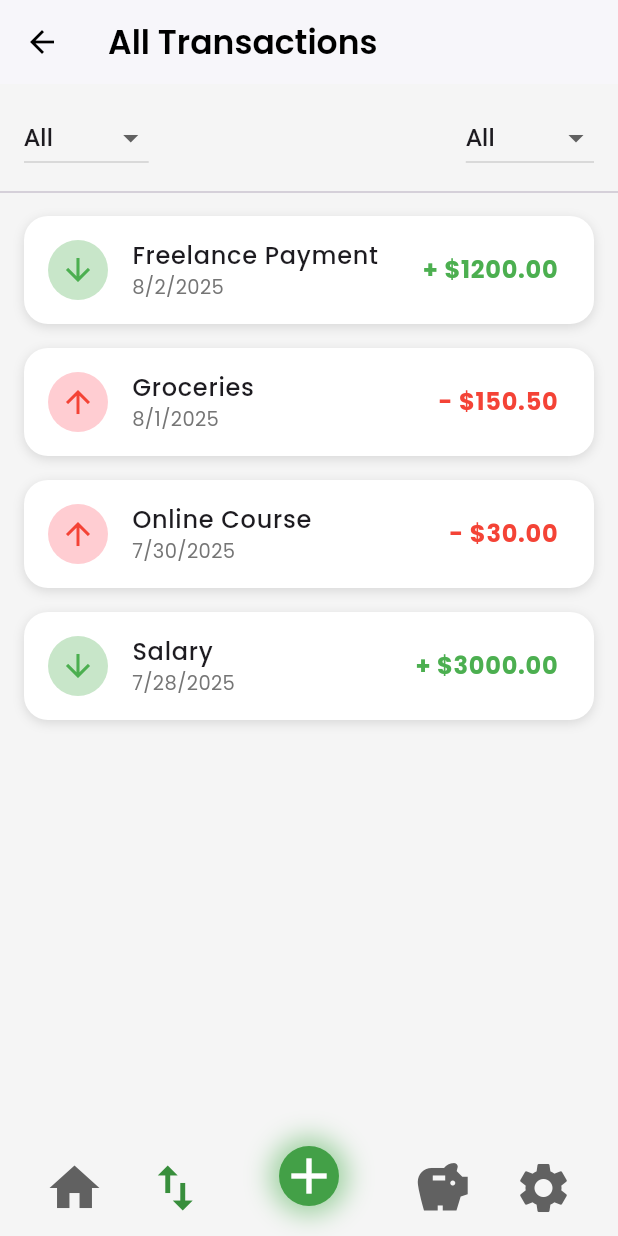
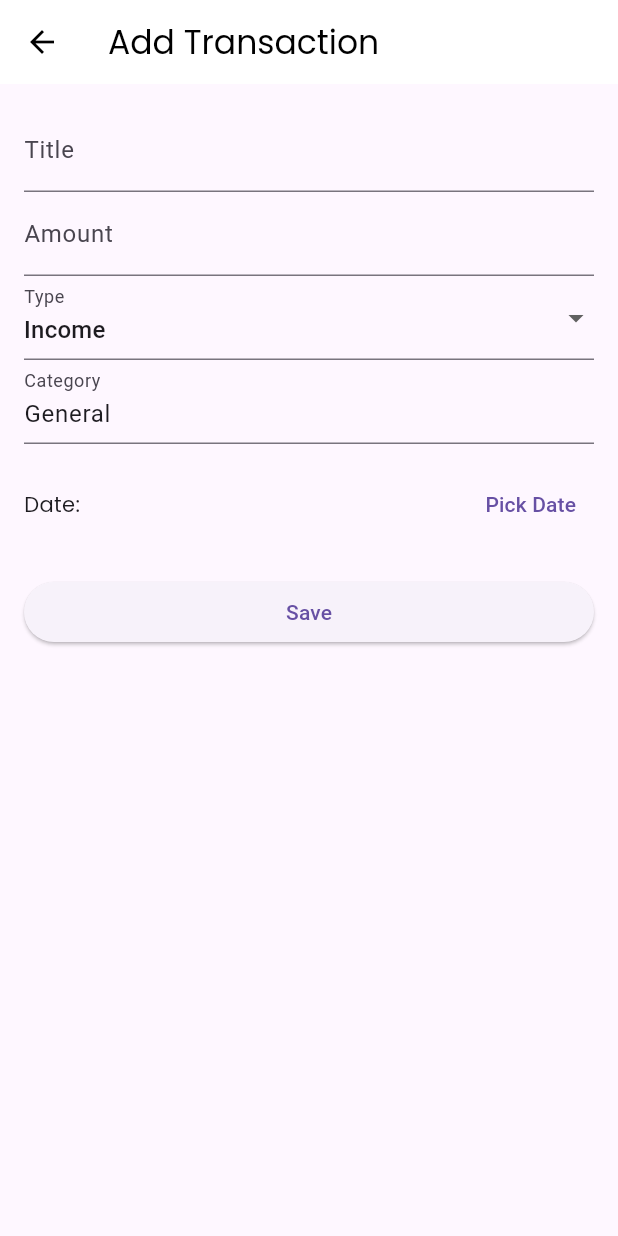
Before and after one commit to alizahid04/BudgetMate, a Flutter app: the HomePage screen opened by its route, item 2 of the bottom bar chosen, after a tap on the "add" icon, on a phone screen of 412 x 824 dp. Run offline on Flutter 3.47's test engine with Material 3 defaults, Android fonts, the phone set to English and light mode, and no system bars; our stand-ins replace google_fonts, shared_preferences, sqflite; accounts and stored records are empty.

Commit message:
Add Transaction Page Added

```diff
--- /dev/null
+++ b/lib/Screens/Add_Transaction_screen.dart
@@ -0,0 +1,116 @@
+import 'package:flutter/material.dart';
+import 'package:google_fonts/google_fonts.dart';
+
+import '../models/database_helper.dart';
+
+class AddTransactionPage extends StatefulWidget {
+  final VoidCallback onTransactionAdded;
+  const AddTransactionPage({super.key, required this.onTransactionAdded});
+
+  @override
+  State<AddTransactionPage> createState() => _AddTransactionPageState();
+}
+
+class _AddTransactionPageState extends State<AddTransactionPage> {
+  final _formKey = GlobalKey<FormState>();
+  final _titleController = TextEditingController();
+  final _amountController = TextEditingController();
+  String _type = 'Income';
+  String _category = 'General';
+  DateTime _selectedDate = DateTime.now();
+
+  Future<void> _saveTransaction() async {
+    if (_formKey.currentState!.validate()) {
+      final data = {
+        'title': _titleController.text.trim(),
+        'amount': double.parse(_amountController.text),
+        'type': _type.toLowerCase(),
+        'category': _category,
+        'date': _selectedDate.toIso8601String(),
+      };
+
+      await DatabaseHelper().insertTransaction(data);
+      widget.onTransactionAdded(); // Notify parent
+      Navigator.pop(context);
+    }
+  }
+
+  Future<void> _pickDate() async {
+    final picked = await showDatePicker(
+      context: context,
+      initialDate: _selectedDate,
+      firstDate: DateTime(2020),
+      lastDate: DateTime(2100),
+    );
+    if (picked != null) {
+      setState(() => _selectedDate = picked);
+    }
+  }
+
+  @override
+  Widget build(BuildContext context) {
+    return Scaffold(
+      appBar: AppBar(
+        title: Text('Add Transaction', style: GoogleFonts.poppins()),
+        backgroundColor: Colors.white,
+        foregroundColor: Colors.black,
+      ),
+      body: Padding(
+        padding: const EdgeInsets.all(16),
+        child: Form(
+          key: _formKey,
+          child: ListView(
+            children: [
+              TextFormField(
+                controller: _titleController,
+                decoration: InputDecoration(labelText: 'Title'),
+                validator: (value) =>
+                value!.isEmpty ? 'Enter a title' : null,
+              ),
+              TextFormField(
+                controller: _amountController,
+                decoration: InputDecoration(labelText: 'Amount'),
+                keyboardType: TextInputType.number,
+                validator: (value) =>
+                value!.isEmpty ? 'Enter an amount' : null,
+              ),
+              DropdownButtonFormField<String>(
+                value: _type,
+                items: ['Income', 'Expense']
+                    .map((e) => DropdownMenuItem(value: e, child: Text(e)))
+                    .toList(),
+                onChanged: (value) => setState(() => _type = value!),
+                decoration: InputDecoration(labelText: 'Type'),
+              ),
+              TextFormField(
+                initialValue: _category,
+                decoration: InputDecoration(labelText: 'Category'),
+                onChanged: (value) => _category = value,
+              ),
+              SizedBox(height: 16),
+              Row(
+                children: [
+                  Expanded(
+                    child: Text(
+                      'Date: ${_selectedDate.toLocal()}'.split(' ')[0],
+                      style: GoogleFonts.poppins(),
+                    ),
+                  ),
+                  TextButton(
+                    onPressed: _pickDate,
+                    child: Text('Pick Date'),
+                  ),
+                ],
+              ),
+              SizedBox(height: 24),
+              ElevatedButton(
+                onPressed: _saveTransaction,
+                child: Text('Save'),
+              ),
+            ],
+          ),
+        ),
+      ),
+    );
+  }
+}
--- a/lib/Screens/history_screen.dart
+++ b/lib/Screens/history_screen.dart
@@ -1,6 +1,8 @@
 import 'package:budgetmate/Screens/shared_widgets/bottom_bar_custom.dart';
 import 'package:flutter/material.dart';
 import 'package:google_fonts/google_fonts.dart';
+import '../../models/database_helper.dart';
+
 class AllTransactionsPage extends StatefulWidget {
   const AllTransactionsPage({super.key});
 
@@ -12,38 +14,27 @@ class _AllTransactionsPageState extends State<AllTransactionsPage> {
   String selectedRange = 'All';
   String selectedType = 'All';
 
-  final List<Map<String, dynamic>> transactions = [
-    {
-      'title': 'Freelance Payment',
-      'date': '2025-08-02',
-      'amount': 1200.00,
-      'type': 'income',
-    },
-    {
-      'title': 'Groceries',
-      'date': '2025-08-01',
-      'amount': 150.50,
-      'type': 'expense',
-    },
-    {
-      'title': 'Online Course',
-      'date': '2025-07-30',
-      'amount': 30.00,
-      'type': 'expense',
-    },
-    {
-      'title': 'Salary',
-      'date': '2025-07-28',
-      'amount': 3000.00,
-      'type': 'income',
-    },
-  ];
+  List<Map<String, dynamic>> allTransactions = [];
+
+  @override
+  void initState() {
+    super.initState();
+    _loadTransactions();
+  }
+
+  Future<void> _loadTransactions() async {
+    final dbHelper = DatabaseHelper();
+    final data = await dbHelper.getAllTransactions();
+    setState(() {
+      allTransactions = data;
+    });
+  }
 
   List<Map<String, dynamic>> get filteredTransactions {
     final now = DateTime.now();
 
-    return transactions.where((tx) {
-      final txDate = DateTime.parse(tx['date']);
+    return allTransactions.where((tx) {
+      final txDate = DateTime.tryParse(tx['date'] ?? '') ?? now;
 
       // Filter by time range
       if (selectedRange == 'Weekly' && now.difference(txDate).inDays > 7) return false;
@@ -74,7 +65,6 @@ class _AllTransactionsPageState extends State<AllTransactionsPage> {
             child: Row(
               mainAxisAlignment: MainAxisAlignment.spaceBetween,
               children: [
-                // Filter: Time
                 DropdownButton<String>(
                   value: selectedRange,
                   items: ['All', 'Weekly', 'Monthly', 'Yearly']
@@ -84,7 +74,6 @@ class _AllTransactionsPageState extends State<AllTransactionsPage> {
                     setState(() => selectedRange = value!);
                   },
                 ),
-                // Filter: Type
                 DropdownButton<String>(
                   value: selectedType,
                   items: ['All', 'Income', 'Expense']
@@ -106,7 +95,7 @@ class _AllTransactionsPageState extends State<AllTransactionsPage> {
               itemBuilder: (context, index) {
                 final tx = filteredTransactions[index];
                 final isIncome = tx['type'] == 'income';
-                final dateFormatted = DateTime.parse(tx['date']);
+                final dateFormatted = DateTime.tryParse(tx['date']) ?? DateTime.now();
 
                 return Padding(
                   padding: const EdgeInsets.symmetric(horizontal: 16, vertical: 8),
@@ -131,18 +120,15 @@ class _AllTransactionsPageState extends State<AllTransactionsPage> {
                         ),
                       ),
                       title: Text(
-                        tx['title'],
+                        tx['title'] ?? '',
                         style: GoogleFonts.poppins(fontWeight: FontWeight.w500),
                       ),
                       subtitle: Text(
                         "${dateFormatted.month}/${dateFormatted.day}/${dateFormatted.year}",
-                        style: GoogleFonts.poppins(
-                          fontSize: 13,
-                          color: Colors.grey[600],
-                        ),
+                        style: GoogleFonts.poppins(fontSize: 13, color: Colors.grey[600]),
                       ),
                       trailing: Text(
-                        "${isIncome ? '+' : '-'} \$${tx['amount'].toStringAsFixed(2)}",
+                        "${isIncome ? '+' : '-'} \$${(tx['amount'] as num).toStringAsFixed(2)}",
                         style: GoogleFonts.poppins(
                           color: isIncome ? Colors.green : Colors.red,
                           fontWeight: FontWeight.bold,
--- a/lib/Screens/shared_widgets/bottom_bar_custom.dart
+++ b/lib/Screens/shared_widgets/bottom_bar_custom.dart
@@ -1,4 +1,6 @@
 import 'package:flutter/material.dart';
+
+import '../Add_Transaction_screen.dart';
 
 class MyAppBar extends StatelessWidget {
   final int selectedIndex;
@@ -17,8 +19,14 @@ class MyAppBar extends StatelessWidget {
           children: [
             navIcon(context, Icons.home, 'Home', 0, '/home'),
             navIcon(context, Icons.swap_vert, 'History', 1, '/history'),
-          _buildAddButton(),
-            navIcon(context, Icons.savings, 'Icons.track_changes', 2,  '/goals'),
+            _buildAddButton(context),
+            navIcon(
+              context,
+              Icons.currency_exchange,
+              'Icons.currency_exchange',
+              2,
+              '/goals',
+            ),
             navIcon(context, Icons.settings, 'Settings', 3, '/settings'),
           ],
         ),
@@ -26,7 +34,13 @@ class MyAppBar extends StatelessWidget {
     );
   }
 
-  Widget navIcon(BuildContext context, IconData icon, String tooltip, int index, String route) {
+  Widget navIcon(
+    BuildContext context,
+    IconData icon,
+    String tooltip,
+    int index,
+    String route,
+  ) {
     return IconButton(
       onPressed: () {
         if (ModalRoute.of(context)?.settings.name != route) {
@@ -40,7 +54,7 @@ class MyAppBar extends StatelessWidget {
     );
   }
 
-  Widget _buildAddButton() {
+  Widget _buildAddButton(BuildContext context) {
     return Container(
       width: 100,
       height: 100,
@@ -57,8 +71,17 @@ class MyAppBar extends StatelessWidget {
       ),
       child: Center(
         child: IconButton(
-          onPressed: () {
-            // Navigate to add transaction
+          onPressed: () async {
+            await Navigator.push(
+              context,
+              MaterialPageRoute(
+                builder: (_) => AddTransactionPage(
+                  onTransactionAdded: () {
+                    // Refresh logic if needed (optional)
+                  },
+                ),
+              ),
+            );
           },
           icon: const Icon(Icons.add),
           color: Colors.white,
--- a/lib/Screens/start_screen.dart
+++ b/lib/Screens/start_screen.dart
@@ -57,7 +57,7 @@ class _StartScreenState extends State<StartScreen> {
                 SizedBox(height: screenHeight * 0.05),
                 ElevatedButton(
                   onPressed: () {
-                    Navigator.pushNamed(context, '/name');
+                    Navigator.pushReplacementNamed(context, '/name');
                   },
                   style: ElevatedButton.styleFrom(
                     backgroundColor: Color(0xFF00C853),
--- a/lib/main.dart
+++ b/lib/main.dart
@@ -1,13 +1,14 @@
 import 'package:budgetmate/Screens/home_screen.dart';
 import 'package:budgetmate/Screens/name_input_screen.dart';
 import 'package:flutter/material.dart';
+import 'Screens/Add_Transaction_screen.dart';
 import 'Screens/history_screen.dart';
 import 'Screens/start_screen.dart';
+
 void main() async {
   WidgetsFlutterBinding.ensureInitialized();
   runApp(const MyApp());
 }
-
 
 class MyApp extends StatelessWidget {
   const MyApp({super.key});
@@ -16,12 +17,17 @@ class MyApp extends StatelessWidget {
   Widget build(BuildContext context) {
     return MaterialApp(
       routes: {
-        '/': (context) =>  NameInputScreen(),
+        '/': (context) => StartScreen(),
         '/home': (context) => HomePage(),
-        // '/name': (context) => const NameInputScreen(),
-         '/history': (context) =>  AllTransactionsPage(),
+         '/name': (context) =>  NameInputScreen(),
+        '/history': (context) => AllTransactionsPage(),
         // '/goals': (context) =>  GoalsPage(),
-
+        '/Transaction': (context) => AddTransactionPage(
+          onTransactionAdded: () {
+            // Do something here, e.g., refresh a list or just print
+            print('Transaction added!');
+          },
+        ),
       },
     );
   }
--- a/pubspec.yaml
+++ b/pubspec.yaml
@@ -15,6 +15,7 @@ dependencies:
   shared_preferences: ^2.5.3
   sqflite: ^2.4.2
   path: ^1.9.1
+  fl_chart: ^1.0.0
 
   # iOS-style icons
   cupertino_icons: ^1.0.8
```
Also changed, not shown: pubspec.lock.
